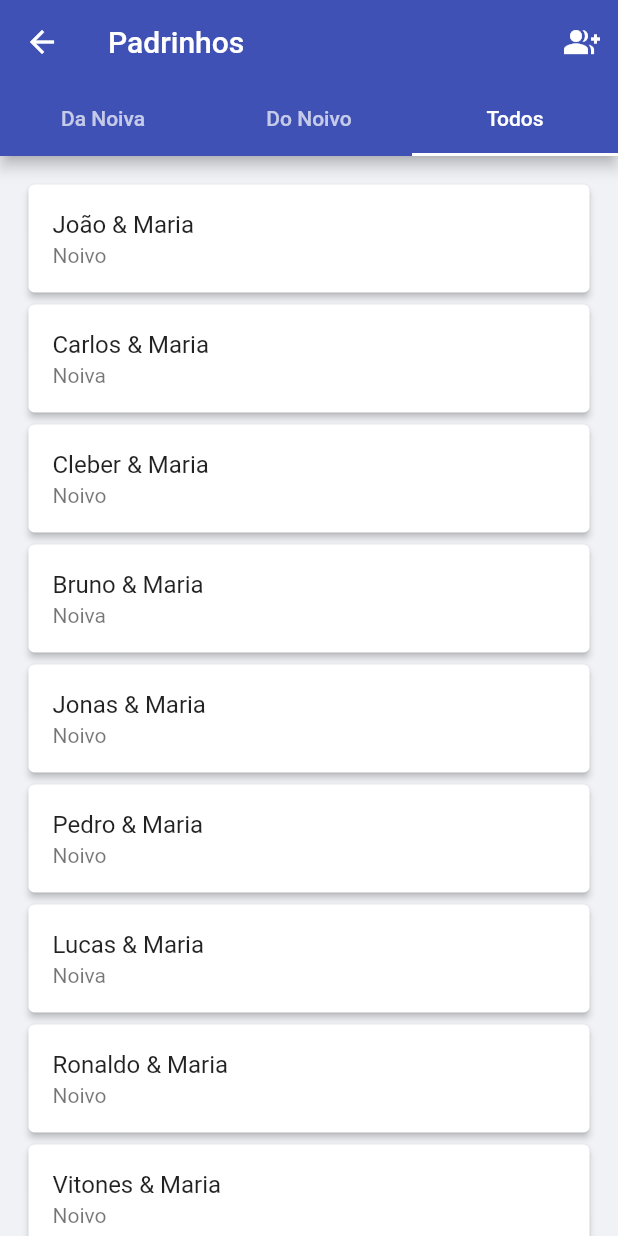
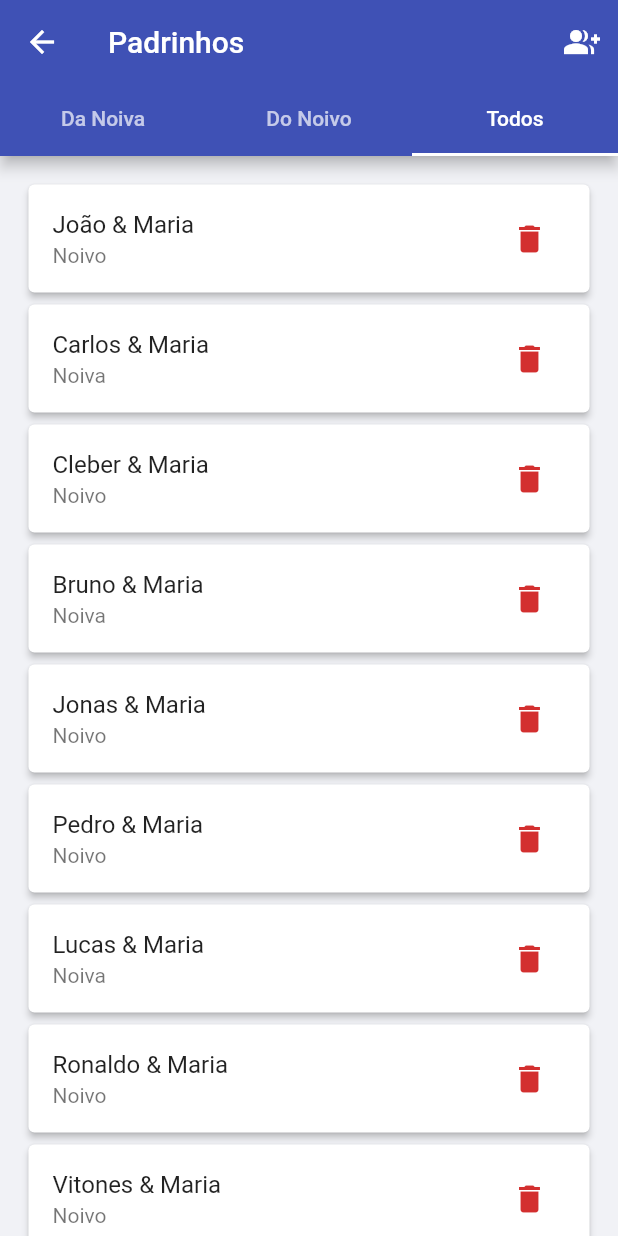
Before and after one commit to lParanhos/wedding_planner, a Flutter app: the Groomsmen screen opened by its route, tab 3 chosen, on a phone screen of 412 x 824 dp. Run offline on Flutter 3.47's test engine with Material 2 defaults, Android fonts, the light colour scheme and no system bars; our stand-ins replace flutter_hooks.

Commit message:
create base to implements delete groomsmens

```diff
--- a/lib/features/groomsmen_weeding/groomsmen_list.dart
+++ b/lib/features/groomsmen_weeding/groomsmen_list.dart
@@ -3,10 +3,12 @@ import 'package:weeding_planner/enums/groomsmens_side.dart';
 import 'package:weeding_planner/models/groomsmens.dart';
 
 class GroomsmensList extends StatelessWidget {
+  final bool showSide;
+  final Function(int) onDelete;
   final List<Groomsmens> groomsmensList;
-  final bool showSide;
 
   GroomsmensList({
+    this.onDelete,
     this.groomsmensList,
     this.showSide = false,
   });
@@ -23,6 +25,13 @@ class GroomsmensList extends StatelessWidget {
             title: Text(groomsmensList[index].names),
             subtitle:
                 showSide ? Text(toSideText(groomsmensList[index].side)) : null,
+            trailing: IconButton(
+              icon: Icon(
+                Icons.delete,
+                color: Theme.of(context).errorColor,
+              ),
+              onPressed: () {},
+            ),
           ),
         );
       },
```
Also changed, not shown: lib/features/groomsmen_weeding/groomsmen.dart (+8 -1 lines).
